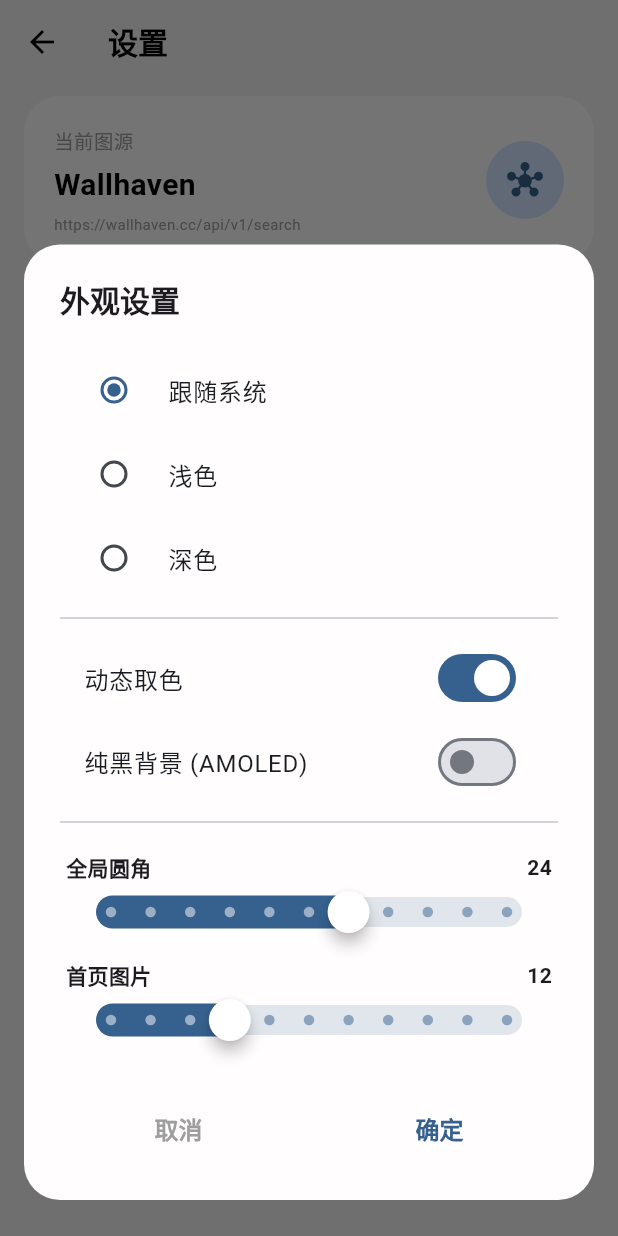
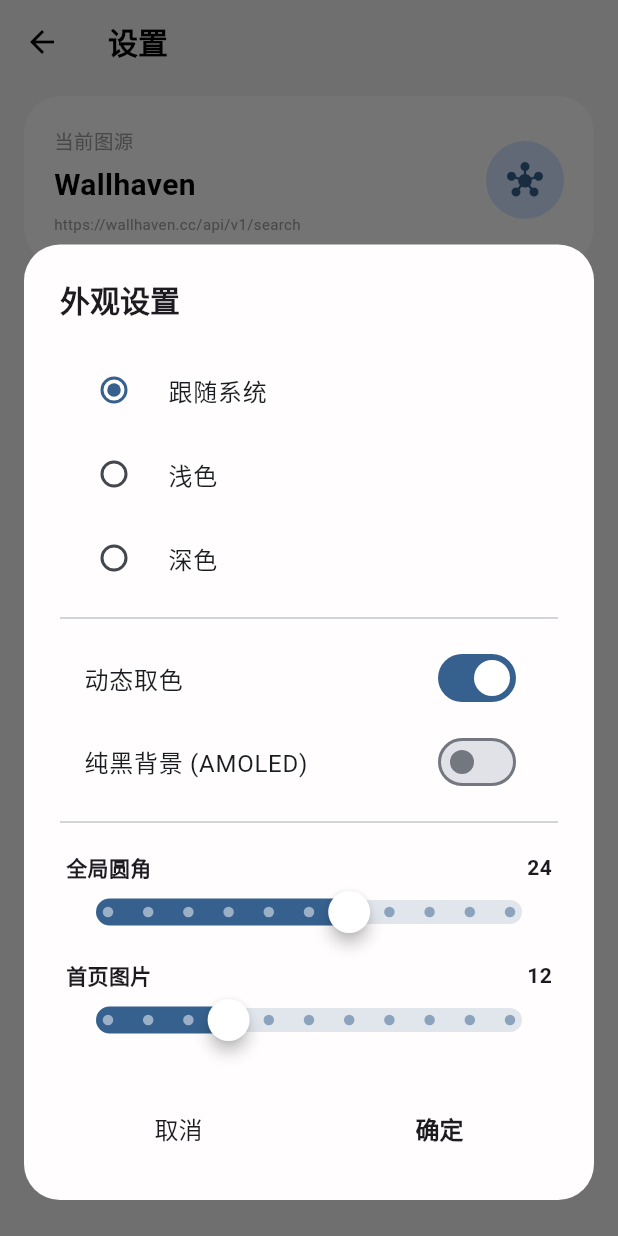
Before and after one commit to 275905127/WallHaven, a Flutter app: the SettingsPage screen opened directly, after a tap on "主题", on a phone screen of 412 x 824 dp. Run offline on Flutter 3.47's test engine with Material 3 defaults, Android fonts, the phone set to English and light mode, and no system bars; drawn by our look-alikes of dynamic_color; our stand-ins replace dio, permission_handler, shared_preferences; missing offline and left inert: gal; accounts and stored records are empty; network calls fail.

Commit message:
更新 settings_page.dart

```diff
--- a/lib/pages/settings_page.dart
+++ b/lib/pages/settings_page.dart
@@ -83,7 +83,7 @@ class SettingsPage extends StatelessWidget {
                           _divider(),
                           _buildTile(
                             context,
-                            title: appState.locale.languageCode == 'zh' ? "图源管理" : "Source Manager",
+                            title: appState.locale.languageCode == 'zh' ? "图源" : "Source Manager",
                             subtitle: appState.locale.languageCode == 'zh' ? "添加、编辑或删除" : "Manage sources",
                             icon: Icons.source_outlined,
                             trailing: const Icon(Icons.chevron_right, color: Colors.grey),
@@ -148,8 +148,11 @@ class SettingsPage extends StatelessWidget {
                                 _showSourceConfigDialog(context, state, existingSource: source, index: index);
                               },
                             ),
+                            // === 修改：选中状态改为 Radio 样式 ===
                             if (isSelected)
-                              const Icon(Icons.check_circle, color: Colors.blue),
+                              const Icon(Icons.radio_button_checked, color: Colors.blue)
+                            else
+                              const Icon(Icons.radio_button_unchecked, color: Colors.grey),
                           ],
                         ),
                         onTap: () {
@@ -195,7 +198,12 @@ class SettingsPage extends StatelessWidget {
         title: const Text("确认删除"),
         content: const Text("确定要删除这个图源吗？此操作无法撤销。"),
         actions: [
-          TextButton(onPressed: () => Navigator.pop(ctx), child: const Text("取消", style: TextStyle(color: Colors.grey))),
+          // === 修改：统一按钮颜色 ===
+          TextButton(
+             onPressed: () => Navigator.pop(ctx),
+             style: TextButton.styleFrom(foregroundColor: Theme.of(ctx).textTheme.bodyLarge?.color),
+             child: const Text("取消")
+          ),
           TextButton(
             onPressed: () {
               state.removeSource(index);
@@ -237,6 +245,7 @@ class SettingsPage extends StatelessWidget {
                   const SizedBox(height: 10),
                   TextButton(
                     onPressed: () => setState(() => showAdvanced = !showAdvanced),
+                    style: TextButton.styleFrom(foregroundColor: Theme.of(context).colorScheme.primary),
                     child: Row(
                       mainAxisAlignment: MainAxisAlignment.center,
                       children: [Text(showAdvanced ? "收起高级配置" : "展开高级配置"), Icon(showAdvanced ? Icons.expand_less : Icons.expand_more)]
@@ -277,7 +286,6 @@ class SettingsPage extends StatelessWidget {
     );
   }
 
-  // === 3. 外观设置 (重点修改) ===
   void _showThemeDialog(BuildContext context, AppState state) {
     showDialog(
       context: context,
@@ -290,8 +298,6 @@ class SettingsPage extends StatelessWidget {
 
         return StatefulBuilder(
           builder: (context, setState) {
-            // ✨ 核心技巧：创建一个动态的形状，绑定到全局圆角
-            // 这样 Radio/Switch 的波纹就会完全贴合这个形状
             final dynamicShape = RoundedRectangleBorder(
               borderRadius: BorderRadius.circular(tempGlobalRadius),
             );
@@ -302,68 +308,17 @@ class SettingsPage extends StatelessWidget {
                 child: Column(
                   mainAxisSize: MainAxisSize.min,
                   children: [
-                    // 主题模式选项
-                    // 使用 shape: dynamicShape 让波纹圆角实时跟随设置
-                    RadioListTile<ThemeMode>(
-                      title: const Text("跟随系统"),
-                      value: ThemeMode.system,
-                      groupValue: tempMode,
-                      shape: dynamicShape,
-                      onChanged: (v) => setState(() => tempMode = v!)
-                    ),
-                    RadioListTile<ThemeMode>(
-                      title: const Text("浅色"),
-                      value: ThemeMode.light,
-                      groupValue: tempMode,
-                      shape: dynamicShape,
-                      onChanged: (v) => setState(() => tempMode = v!)
-                    ),
-                    RadioListTile<ThemeMode>(
-                      title: const Text("深色"),
-                      value: ThemeMode.dark,
-                      groupValue: tempMode,
-                      shape: dynamicShape,
-                      onChanged: (v) => setState(() => tempMode = v!)
-                    ),
-
+                    RadioListTile<ThemeMode>(title: const Text("跟随系统"), value: ThemeMode.system, groupValue: tempMode, shape: dynamicShape, onChanged: (v) => setState(() => tempMode = v!)),
+                    RadioListTile<ThemeMode>(title: const Text("浅色"), value: ThemeMode.light, groupValue: tempMode, shape: dynamicShape, onChanged: (v) => setState(() => tempMode = v!)),
+                    RadioListTile<ThemeMode>(title: const Text("深色"), value: ThemeMode.dark, groupValue: tempMode, shape: dynamicShape, onChanged: (v) => setState(() => tempMode = v!)),
                     const Divider(height: 24),
-
-                    // 开关选项
-                    SwitchListTile(
-                      title: const Text("动态取色"),
-                      value: tempMaterialYou,
-                      shape: dynamicShape,
-                      onChanged: (v) => setState(() => tempMaterialYou = v)
-                    ),
-                    SwitchListTile(
-                      title: const Text("纯黑背景 (AMOLED)"),
-                      value: tempAmoled,
-                      shape: dynamicShape,
-                      onChanged: tempMode == ThemeMode.light ? null : (v) => setState(() => tempAmoled = v)
-                    ),
-
+                    SwitchListTile(title: const Text("动态取色"), value: tempMaterialYou, shape: dynamicShape, onChanged: (v) => setState(() => tempMaterialYou = v)),
+                    SwitchListTile(title: const Text("纯黑背景 (AMOLED)"), value: tempAmoled, shape: dynamicShape, onChanged: tempMode == ThemeMode.light ? null : (v) => setState(() => tempAmoled = v)),
                     const Divider(height: 24),
                     const SizedBox(height: 8),
-
-                    // 🎨 定制滑块：全局圆角
-                    _buildFancySlider(
-                      context,
-                      label: "全局圆角",
-                      value: tempGlobalRadius,
-                      max: 40.0,
-                      onChanged: (v) => setState(() => tempGlobalRadius = v)
-                    ),
-
+                    _buildFancySlider(context, label: "全局圆角", value: tempGlobalRadius, max: 40.0, onChanged: (v) => setState(() => tempGlobalRadius = v)),
                     const SizedBox(height: 12),
-
-                    // 🎨 定制滑块：首页图片
-                    _buildFancySlider(
-                      context,
-                      label: "首页图片",
-                      value: tempHomeRadius,
-                      max: 40.0,
-                      onChanged: (v) => setState(() => tempHomeRadius = v)
-                    ),
+                    _buildFancySlider(context, label: "首页图片", value: tempHomeRadius, max: 40.0, onChanged: (v) => setState(() => tempHomeRadius = v)),
                   ],
                 ),
               ),
@@ -418,13 +373,13 @@ class SettingsPage extends StatelessWidget {
   // === 组件 ===
 
   Widget _buildBottomDialog(BuildContext context, {required String title, required Widget content, required VoidCallback onConfirm, String confirmText = "确定", bool hideCancel = false}) {
-    // 读取最新的圆角设置，确保外框也同步
-    // 注意：如果是外观设置弹窗，这里的 context 读取的是旧值，
-    // 但是内容区我们已经手动处理了圆角，所以外框保持 24 或者旧值影响不大，或者也可以传入 tempValue
+    // 统一按钮颜色：跟随主题正文颜色
+    final buttonColor = Theme.of(context).textTheme.bodyLarge?.color;
+
     return Dialog(
       alignment: Alignment.bottomCenter,
       insetPadding: const EdgeInsets.fromLTRB(16, 16, 16, 24),
-      shape: Theme.of(context).dialogTheme.shape, // 使用全局形状
+      shape: Theme.of(context).dialogTheme.shape,
       backgroundColor: Theme.of(context).dialogTheme.backgroundColor,
       child: Padding(
         padding: const EdgeInsets.all(24),
@@ -434,9 +389,29 @@ class SettingsPage extends StatelessWidget {
           content,
           const SizedBox(height: 28),
           Row(mainAxisAlignment: MainAxisAlignment.spaceEvenly, children: [
-            if (!hideCancel) Expanded(child: TextButton(onPressed: () => Navigator.pop(context), child: const Text("取消", style: TextStyle(color: Colors.grey, fontSize: 16)))),
+            if (!hideCancel) Expanded(
+              child: TextButton(
+                onPressed: () => Navigator.pop(context),
+                // === 修改：统一颜色 ===
+                style: TextButton.styleFrom(
+                  foregroundColor: buttonColor, // 字体 & 波纹颜色
+                  textStyle: const TextStyle(fontSize: 16),
+                ),
+                child: const Text("取消")
+              )
+            ),
             if (!hideCancel) const SizedBox(width: 16),
-            Expanded(child: TextButton(onPressed: onConfirm, child: Text(confirmText, style: const TextStyle(fontWeight: FontWeight.bold, fontSize: 16)))),
+            Expanded(
+              child: TextButton(
+                onPressed: onConfirm,
+                // === 修改：统一颜色 ===
+                style: TextButton.styleFrom(
+                  foregroundColor: buttonColor, // 字体 & 波纹颜色
+                  textStyle: const TextStyle(fontWeight: FontWeight.bold, fontSize: 16),
+                ),
+                child: Text(confirmText)
+              )
+            ),
           ]),
         ]),
       ),
@@ -450,7 +425,6 @@ class SettingsPage extends StatelessWidget {
     );
   }
 
-  // ✨ 仿制图4的精美滑块样式
   Widget _buildFancySlider(BuildContext context, {required String label, required double value, required double max, required ValueChanged<double> onChanged}) {
     final primaryColor = Theme.of(context).colorScheme.primary;
 
@@ -467,34 +441,25 @@ class SettingsPage extends StatelessWidget {
           ),
         ),
         SizedBox(
-          height: 40, // 增加高度以容纳大滑块
+          height: 40,
           child: SliderTheme(
             data: SliderTheme.of(context).copyWith(
-              trackHeight: 20, // 轨道高度加粗
-              // 轨道形状：圆角矩形
+              trackHeight: 16, // === 修改：改为 16，变细一点 ===
               trackShape: const RoundedRectSliderTrackShape(),
-              // 激活颜色：主题色
               activeTrackColor: primaryColor,
-              // 未激活颜色：淡化
               inactiveTrackColor: primaryColor.withOpacity(0.15),
-              // 滑块形状：大白圆，带阴影
               thumbShape: const RoundSliderThumbShape(enabledThumbRadius: 14.0, elevation: 4.0),
-              // 滑块颜色：强制白色
               thumbColor: Colors.white,
-              // 点击时的光晕：白色带透明度
               overlayColor: Colors.white.withOpacity(0.3),
-              // 刻度点形状：小圆点
               tickMarkShape: const RoundSliderTickMarkShape(tickMarkRadius: 3.5),
-              // 激活的刻度点颜色：白色 (在蓝色轨道上显示为白点)
               activeTickMarkColor: Colors.white.withOpacity(0.5),
-              // 未激活的刻度点颜色：蓝色 (在浅色轨道上显示为蓝点)
               inactiveTickMarkColor: primaryColor.withOpacity(0.5),
             ),
             child: Slider(
               value: value,
               min: 0.0,
               max: max,
-              divisions: 10, // 分段数，产生刻度点
+              divisions: 10,
               onChanged: onChanged,
             ),
           ),
```
